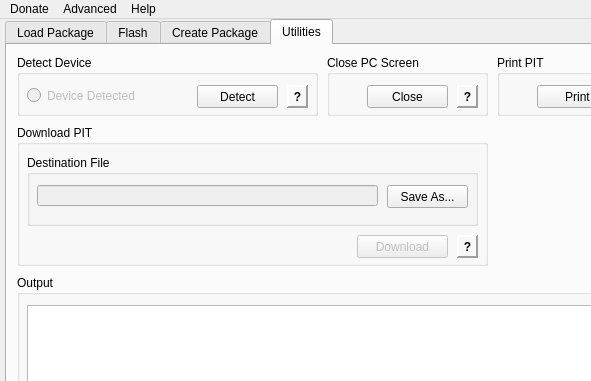
This is heimdall-frontend/mainwindow.ui in Benjamin-Dobell/Heimdall as Qt 5 draws it before an edit; both pictures show x 0 to 591 and y 0 to 381 of the 788 by 525 pixel window. The edited form follows.
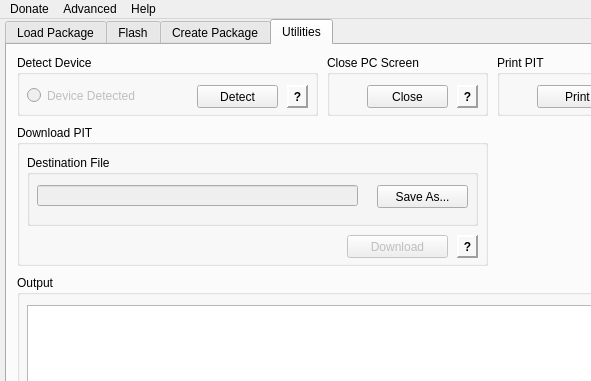
This is the edited form. The open tabs and pages were chosen to show the change.

Commit message: Minor OS X UI tweaks.

What changed in the file:
```diff
--- a/heimdall-frontend/mainwindow.ui
+++ b/heimdall-frontend/mainwindow.ui
@@ -1375,7 +1375,7 @@
          <rect>
           <x>10</x>
           <y>30</y>
-          <width>341</width>
+          <width>321</width>
           <height>21</height>
          </rect>
         </property>
@@ -1389,9 +1389,9 @@
         </property>
         <property name="geometry">
          <rect>
-          <x>360</x>
+          <x>350</x>
           <y>30</y>
-          <width>81</width>
+          <width>91</width>
           <height>23</height>
          </rect>
         </property>
@@ -1406,9 +1406,9 @@
        </property>
        <property name="geometry">
         <rect>
-         <x>340</x>
+         <x>330</x>
          <y>110</y>
-         <width>91</width>
+         <width>101</width>
          <height>23</height>
         </rect>
        </property>
```
Left out of the diff: 2 changed lines with no effect on the pictures. The commit also changes 1 other file.
